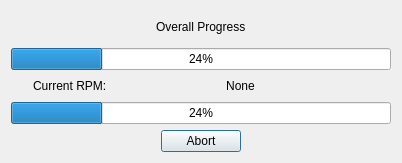
Above: src/downloadprogressdialog.ui from dhamonex/rpmdownloader before the change. Below: the same form after it.
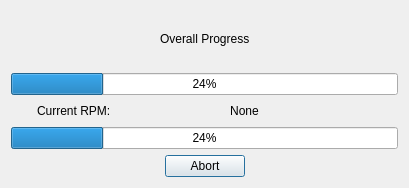
That is the form after the change.

Diff of the .ui file:
```diff
--- a/src/downloadprogressdialog.ui
+++ b/src/downloadprogressdialog.ui
@@ -1,12 +1,12 @@
 <ui version="4.0" >
  <class>DownloadProgressDialog</class>
- <widget class="QDialog" name="DownloadProgressDialog" >
-  <property name="geometry" >
+ <widget class="QDialog" name="DownloadProgressDialog">
+  <property name="geometry">
    <rect>
     <x>0</x>
     <y>0</y>
-    <width>400</width>
-    <height>163</height>
+    <width>409</width>
+    <height>188</height>
    </rect>
   </property>
   <property name="windowTitle" >
```
Left out of the diff: 78 changed lines with no effect on the pictures.
